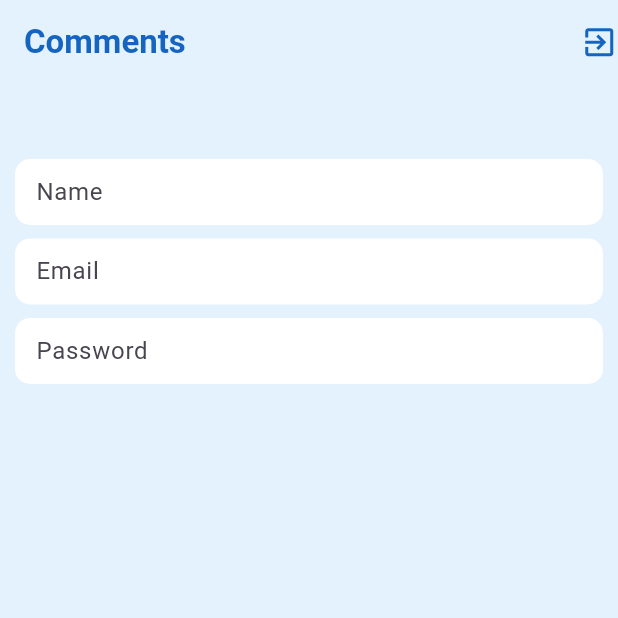
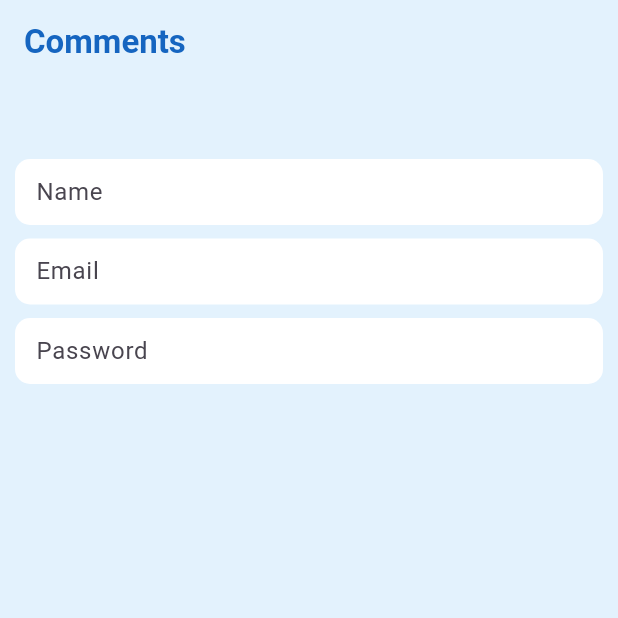
Before and after one commit to Devesh190/round_1b, a Flutter app: the screen it shows after launch, on a phone screen of 412 x 824 dp, the top half of it. Run offline on Flutter 3.47's test engine with Material 3 defaults, Android fonts, the phone set to English and light mode, and no system bars; our stand-ins replace firebase_auth, firebase_core; accounts and stored records are empty.

Commit message:
add comment api

```diff
--- a/lib/feature/login_signup/screen/login_signup_screen.dart
+++ b/lib/feature/login_signup/screen/login_signup_screen.dart
@@ -19,16 +19,18 @@ class _LoginSignUpScreenState extends State<LoginSignUpScreen> {
   @override
   Widget build(BuildContext context) {
     return Scaffold(
-        appBar: const CommonAppBar(title: 'Comments'),
+        backgroundColor: Colors.blue.shade50,
+        appBar:  CommonAppBar(title: 'Comments',titleStyle: TextStyle(color: Colors.blue.shade800, fontWeight: FontWeight.w700), showIcon: false,color: Colors.blue.shade50),
         body: Consumer<AuthProvider>(builder: (context, authProvider, child) {
           return Container(
             padding: const EdgeInsets.symmetric(horizontal: 10, vertical: 50),
-            color: Colors.blue.shade50,
             child: Column(
               mainAxisAlignment: MainAxisAlignment.spaceBetween,
               children: [
                 SizedBox(
-                  height: Utils.deviceHeight * 0.25,
+                  height: authProvider.getIsLogin()
+                      ? Utils.deviceHeight * 0.2
+                      : Utils.deviceHeight * 0.25,
                   child: Form(
                     key: _formKey,
                     child: Column(
--- a/lib/main.dart
+++ b/lib/main.dart
@@ -4,11 +4,14 @@ import 'package:provider/provider.dart';
 import 'package:round_1b/feature/login_signup/provider/auth_provider.dart';
 import 'package:round_1b/feature/login_signup/screen/login_signup_screen.dart';
 
+import 'feature/comments/provider/comments_provider.dart';
+
 void main() async {
   WidgetsFlutterBinding.ensureInitialized();
   await Firebase.initializeApp();
   runApp(MultiProvider(providers: [
     ChangeNotifierProvider(create: (_) => AuthProvider()),
+    ChangeNotifierProvider(create: (_) => CommentsProvider()),
   ], child: const MyApp()));
 }
 
--- a/lib/widget/common_appbar.dart
+++ b/lib/widget/common_appbar.dart
@@ -1,8 +1,19 @@
 import 'package:flutter/material.dart';
+import 'package:provider/provider.dart';
+
+import '../feature/login_signup/provider/auth_provider.dart';
 
 class CommonAppBar extends StatelessWidget implements PreferredSizeWidget {
-  const CommonAppBar({super.key, required this.title});
+  const CommonAppBar(
+      {super.key,
+      required this.title,
+      required this.showIcon,
+      required this.titleStyle,
+      required this.color});
   final String title;
+  final TextStyle titleStyle;
+  final Color color;
+  final bool showIcon;
 
   @override
   Size get preferredSize => const Size.fromHeight(kToolbarHeight);
@@ -10,23 +21,20 @@ class CommonAppBar extends StatelessWidget implements PreferredSizeWidget {
   @override
   Widget build(BuildContext context) {
     return AppBar(
-      backgroundColor: Colors.blue.shade50,
-      actions: [
-        InkWell(
-            onTap: () {
-              // Navigator.of(context).pushAndRemoveUntil(
-              //     MaterialPageRoute(
-              //         builder: (context) => const WelcomeScreen()),
-              //     (Route<dynamic> route) => false);
-            },
-            child:
-                Icon(Icons.exit_to_app, color: Colors.blue.shade800, size: 25))
-      ],
-      title: Text(
-        title,
-        style:
-            TextStyle(color: Colors.blue.shade800, fontWeight: FontWeight.w700),
-      ),
+      backgroundColor: color,
+      actions: showIcon
+          ? [
+              InkWell(
+                  onTap: () {
+                    final provider =
+                        Provider.of<AuthProvider>(context, listen: false);
+
+                    provider.logout(context);
+                  },
+                  child: Icon(Icons.exit_to_app, color: Colors.white, size: 25))
+            ]
+          : [],
+      title: Text(title, style: titleStyle),
     );
   }
 }
--- a/pubspec.yaml
+++ b/pubspec.yaml
@@ -38,6 +38,7 @@ dependencies:
   provider: ^6.1.2
   firebase_core: ^3.3.0
   firebase_auth: ^5.1.0
+  http: ^1.2.2
 
 dev_dependencies:
   flutter_test:
```
Also changed, not shown: lib/feature/comments/model/comment.dart (added, +12 -0 lines), lib/feature/comments/provider/comments_provider.dart (added, +10 -0 lines), lib/feature/comments/screen/comments_screen.dart (+143 -2 lines), lib/feature/comments/service/comments_service.dart (added, +32 -0 lines), lib/feature/login_signup/provider/auth_provider.dart (+12 -2 lines), lib/feature/login_signup/service/auth_service.dart (+16 -13 lines), lib/widget/custom_snackbar.dart (added, +53 -0 lines), pubspec.lock.
